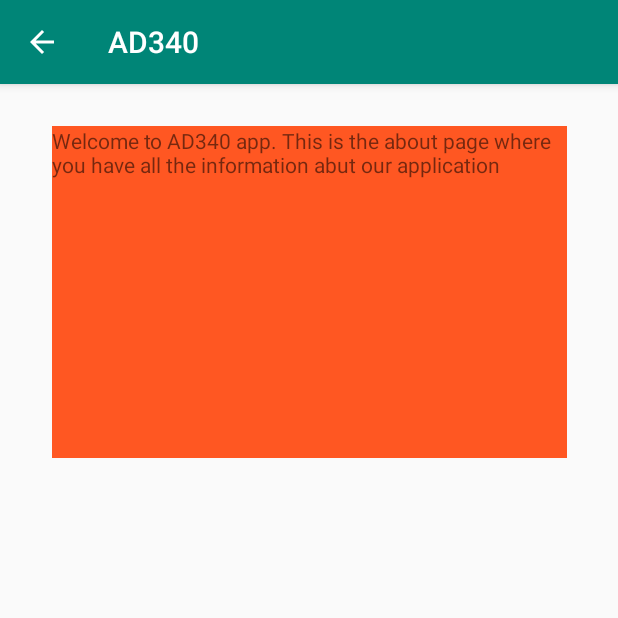
After one commit to kevinles117/AD340, an Android app: the About screen opened directly, with no data from a screen before it, on a phone screen of 412 x 824 dp, the top half of it. The commit adds this screen. Run offline under Robolectric (Android 15) with nearby library versions, the phone set to English and light mode, and no system bars.

Commit message:
tool bar with about page and info button

```diff
--- a/app/src/main/AndroidManifest.xml
+++ b/app/src/main/AndroidManifest.xml
@@ -9,7 +9,10 @@
         android:roundIcon="@mipmap/ic_launcher_round"
         android:supportsRtl="true"
         android:theme="@style/AppTheme">
-        <activity android:name=".DisplayZombieMovies"></activity>
+        <activity android:name=".About"
+            android:parentActivityName=".MainActivity"
+            ></activity>
+        <activity android:name=".DisplayZombieMovies" />
         <activity android:name=".MainActivity">
             <intent-filter>
                 <action android:name="android.intent.action.MAIN" />
--- /dev/null
+++ b/app/src/main/java/com/kevin/ad340/About.java
@@ -0,0 +1,14 @@
+package com.kevin.ad340;
+
+import androidx.appcompat.app.AppCompatActivity;
+
+import android.os.Bundle;
+
+public class About extends AppCompatActivity {
+
+    @Override
+    protected void onCreate(Bundle savedInstanceState) {
+        super.onCreate(savedInstanceState);
+        setContentView(R.layout.activity_about);
+    }
+}
--- a/app/src/main/res/drawable/ic_info_black_24dp.xml
+++ b/app/src/main/res/drawable/ic_info_black_24dp.xml
@@ -4,6 +4,6 @@
         android:viewportWidth="24.0"
         android:viewportHeight="24.0">
     <path
-        android:fillColor="#FF000000"
+        android:fillColor="@android:color/white"
         android:pathData="M12,2C6.48,2 2,6.48 2,12s4.48,10 10,10 10,-4.48 10,-10S17.52,2 12,2zM13,17h-2v-6h2v6zM13,9h-2L11,7h2v2z"/>
 </vector>
--- /dev/null
+++ b/app/src/main/res/layout/activity_about.xml
@@ -0,0 +1,21 @@
+<?xml version="1.0" encoding="utf-8"?>
+<androidx.constraintlayout.widget.ConstraintLayout xmlns:android="http://schemas.android.com/apk/res/android"
+    xmlns:app="http://schemas.android.com/apk/res-auto"
+    xmlns:tools="http://schemas.android.com/tools"
+    android:layout_width="match_parent"
+    android:layout_height="match_parent"
+    tools:context=".About">
+
+    <TextView
+        android:id="@+id/textView4"
+        android:layout_width="343dp"
+        android:layout_height="221dp"
+        android:layout_marginStart="8dp"
+        android:layout_marginTop="28dp"
+        android:layout_marginEnd="8dp"
+        android:background="?attr/colorError"
+        android:text="Welcome to AD340 app. This is the about page where you have all the information abut our application"
+        app:layout_constraintEnd_toEndOf="parent"
+        app:layout_constraintStart_toStartOf="parent"
+        app:layout_constraintTop_toTopOf="parent" />
+</androidx.constraintlayout.widget.ConstraintLayout>
--- a/app/src/main/res/menu/main.xml
+++ b/app/src/main/res/menu/main.xml
@@ -8,8 +8,6 @@
         android:id="@+id/about_app"
         android:icon="@drawable/ic_info_black_24dp"
         android:title="about"
-        app:showAsAction="always"
-
-        />
+        app:showAsAction="ifRoom"/>
 
 </menu>
```
Also changed, not shown: app/src/main/java/com/kevin/ad340/MainActivity.java (+28 -0 lines).
